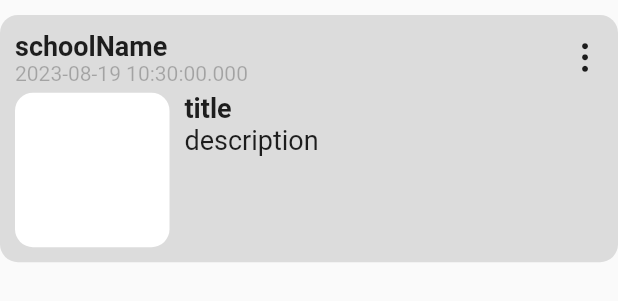
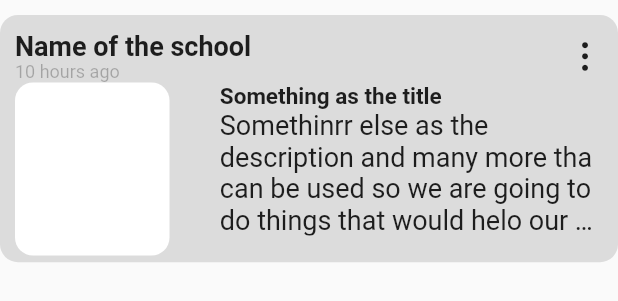
Before and after one commit to nyansa569/campandhos, a Flutter app: the PostCard widget shown alone on an empty page, opened directly, on a phone screen of 412 x 824 dp. Shown: the top 301 px of the screen. Run offline on Flutter 3.47's test engine with Material 2 defaults, Android fonts, the phone set to English and light mode, and no system bars; our stand-ins replace flutter_platform_widgets.

Commit message:
second update

```diff
--- a/lib/main.dart
+++ b/lib/main.dart
@@ -1,4 +1,3 @@
-import 'package:flutter/cupertino.dart';
 import 'package:flutter/material.dart';
 
 import 'screens/screens.dart';
--- a/lib/screens/hostels_screen.dart
+++ b/lib/screens/hostels_screen.dart
@@ -6,6 +6,7 @@ import 'package:flutter_platform_widgets/flutter_platform_widgets.dart';
 import '../widgets/widget.dart';
 import 'screens.dart';
 
+// ignore: must_be_immutable
 class HostelsScreen extends StatelessWidget {
   final School sData;
   HostelsScreen({super.key, required this.sData});
--- a/lib/screens/news_screen.dart
+++ b/lib/screens/news_screen.dart
@@ -1,6 +1,7 @@
-import 'package:flutter/cupertino.dart';
 import 'package:flutter/material.dart';
 import 'package:flutter_platform_widgets/flutter_platform_widgets.dart';
+
+import '../widgets/news_card.dart';
 
 class NewsScreen extends StatelessWidget {
   const NewsScreen({super.key});
@@ -17,10 +18,11 @@ class NewsScreen extends StatelessWidget {
               child: ListView.builder(
                 itemCount: 20,
                 itemBuilder: (_, __) => PostCard(
-                  schoolName: 'schoolName',
-                  description: 'description',
-                  date: DateTime.now(),
-                  title: 'title',
+                  schoolName: 'Name of the school',
+                  description:
+                      'Somethinrr else as the description and many more tha can be used so we are going to do things that would helo our status',
+                  date: DateTime.now().hour,
+                  title: 'Something as the title',
                 ),
               ),
             ),
@@ -30,111 +32,3 @@ class NewsScreen extends StatelessWidget {
     );
   }
 }
-
-class PostCard extends StatelessWidget {
-  final String schoolName;
-  final DateTime date;
-  final String title;
-  final String description;
-
-  const PostCard({
-    super.key,
-    required this.schoolName,
-    required this.description,
-    required this.date,
-    required this.title,
-  });
-
-  @override
-  Widget build(BuildContext context) {
-    return Container(
-      padding: const EdgeInsets.all(10),
-      margin: const EdgeInsets.only(top: 10),
-      width: double.infinity,
-      height: MediaQuery.of(context).size.height * 0.20,
-      decoration: BoxDecoration(
-        color: Colors.black12,
-        borderRadius: BorderRadius.circular(12),
-      ),
-      child: Column(
-        crossAxisAlignment: CrossAxisAlignment.start,
-        children: [
-          Row(
-            mainAxisAlignment: MainAxisAlignment.spaceBetween,
-            children: [
-              SizedBox(
-                width: MediaQuery.of(context).size.width * 0.8,
-                child: Column(
-                  crossAxisAlignment: CrossAxisAlignment.start,
-                  children: [
-                    Text(
-                      schoolName,
-                      maxLines: 1,
-                      overflow: TextOverflow.ellipsis,
-                      style: TextStyle(
-                        fontWeight: FontWeight.bold,
-                        fontSize: 18,
-                      ),
-                    ),
-                    Text(
-                      '$date',
-                      maxLines: 1,
-                      overflow: TextOverflow.ellipsis,
-                      style: TextStyle(
-                        fontSize: 14,
-                        color: Colors.black26,
-                      ),
-                    ),
-                  ],
-                ),
-              ),
-              const Icon(
-                CupertinoIcons.ellipsis_vertical,
-              )
-            ],
-          ),
-          Spacer(),
-          Row(
-            crossAxisAlignment: CrossAxisAlignment.start,
-            children: [
-              Container(
-                width: MediaQuery.of(context).size.width * 0.25,
-                height: MediaQuery.of(context).size.width * 0.25,
-                decoration: BoxDecoration(
-                  color: Colors.white,
-                  borderRadius: BorderRadius.circular(12),
-                ),
-              ),
-              SizedBox(width: 10),
-              SizedBox(
-                width: MediaQuery.of(context).size.width * 0.5,
-                child: Column(
-                  crossAxisAlignment: CrossAxisAlignment.start,
-                  children: [
-                    Text(
-                      title,
-                      maxLines: 2,
-                      overflow: TextOverflow.ellipsis,
-                      style: TextStyle(
-                        fontWeight: FontWeight.bold,
-                        fontSize: 18,
-                      ),
-                    ),
-                    Text(
-                      description,
-                      maxLines: 4,
-                      overflow: TextOverflow.ellipsis,
-                      style: TextStyle(
-                        fontSize: 18,
-                      ),
-                    ),
-                  ],
-                ),
-              )
-            ],
-          ),
-        ],
-      ),
-    );
-  }
-}
--- /dev/null
+++ b/lib/widgets/news_card.dart
@@ -0,0 +1,110 @@
+import 'package:flutter/cupertino.dart';
+import 'package:flutter/material.dart';
+
+class PostCard extends StatelessWidget {
+  final String schoolName;
+  final int date;
+  final String title;
+  final String description;
+
+  const PostCard({
+    super.key,
+    required this.schoolName,
+    required this.description,
+    required this.date,
+    required this.title,
+  });
+
+  @override
+  Widget build(BuildContext context) {
+    return Container(
+      padding: const EdgeInsets.all(10),
+      margin: const EdgeInsets.only(top: 10),
+      width: double.infinity,
+      height: MediaQuery.of(context).size.height * 0.20,
+      decoration: BoxDecoration(
+        color: Colors.black12,
+        borderRadius: BorderRadius.circular(12),
+      ),
+      child: Column(
+        crossAxisAlignment: CrossAxisAlignment.start,
+        children: [
+          Row(
+            mainAxisAlignment: MainAxisAlignment.spaceBetween,
+            children: [
+              SizedBox(
+                width: MediaQuery.of(context).size.width * 0.8,
+                child: Column(
+                  crossAxisAlignment: CrossAxisAlignment.start,
+                  children: [
+                    Text(
+                      schoolName,
+                      maxLines: 1,
+                      overflow: TextOverflow.ellipsis,
+                      style: TextStyle(
+                        fontWeight: FontWeight.bold,
+                        fontSize: 18,
+                      ),
+                    ),
+                    Text(
+                      '$date hours ago',
+                      maxLines: 1,
+                      overflow: TextOverflow.ellipsis,
+                      style: TextStyle(
+                        fontSize: 12,
+                        color: Colors.black26,
+                      ),
+                    ),
+                  ],
+                ),
+              ),
+              const Icon(
+                CupertinoIcons.ellipsis_vertical,
+              )
+            ],
+          ),
+          Spacer(),
+          Row(
+            crossAxisAlignment: CrossAxisAlignment.start,
+            children: [
+              Container(
+                width: MediaQuery.of(context).size.width * 0.25,
+                height: MediaQuery.of(context).size.width * 0.28,
+                decoration: BoxDecoration(
+                  color: Colors.white,
+                  borderRadius: BorderRadius.circular(12),
+                ),
+              ),
+              Spacer(),
+              SizedBox(
+                width: MediaQuery.of(context).size.width * 0.62,
+                child: Column(
+                  crossAxisAlignment: CrossAxisAlignment.start,
+                  children: [
+                    Text(
+                      title,
+                      maxLines: 2,
+                      overflow: TextOverflow.ellipsis,
+                      style: TextStyle(
+                        fontWeight: FontWeight.bold,
+                        fontSize: 15,
+                      ),
+                    ),
+                    Text(
+                      description,
+                      maxLines: 4,
+                      overflow: TextOverflow.ellipsis,
+                      style: TextStyle(
+                        fontSize: 18,
+                      ),
+                    ),
+                  ],
+                ),
+              )
+            ],
+          ),
+        ],
+      ),
+    );
+  }
+}
--- a/lib/widgets/widget.dart
+++ b/lib/widgets/widget.dart
@@ -3,3 +3,4 @@ export './list_card.dart';
 export './room_card.dart';
 export './preview_text.dart';
 export './slide_booking.dart';
+export './news_card.dart';
```
Also changed, not shown: lib/screens/account_screen.dart (+23 -29 lines), lib/screens/home_screen.dart (+16 -7 lines), lib/screens/maps_screen.dart (+49 -18 lines), lib/screens/notifications_screen.dart (+28 -45 lines).
